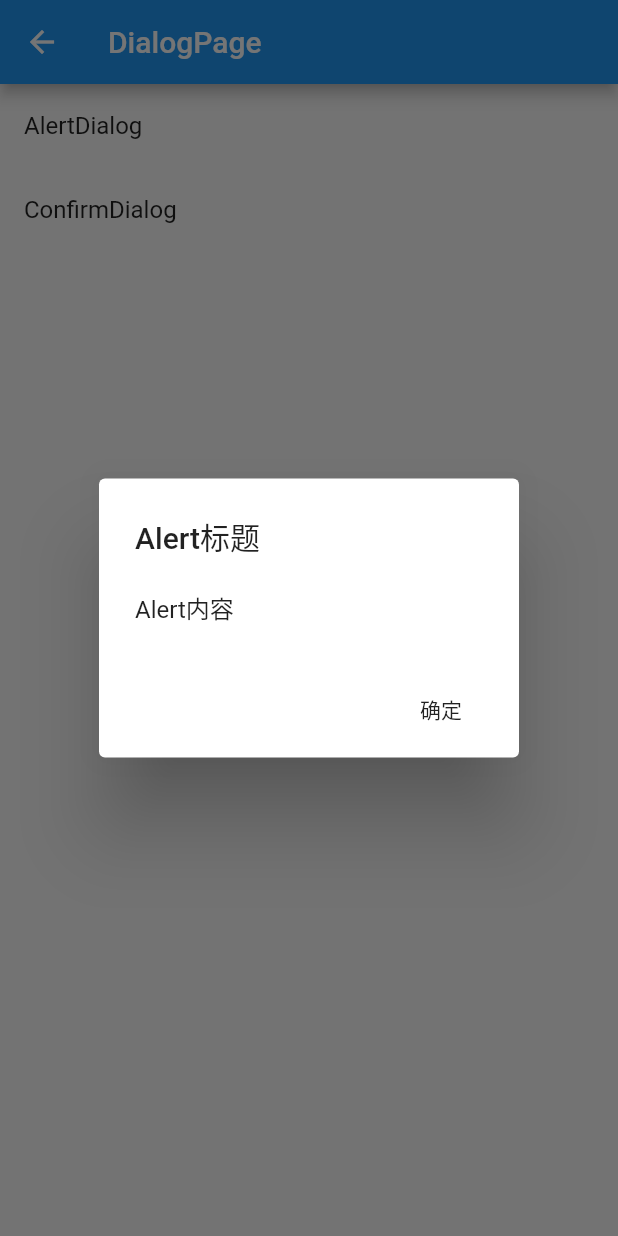
After one commit to edazh/workbook_flutter, a Flutter app: the DialogPage screen opened directly, after a tap on "AlertDialog", on a phone screen of 412 x 824 dp. The commit adds this screen. Run offline on Flutter 3.47's test engine with Material 2 defaults, Android fonts, the phone set to English and light mode, and no system bars; our stand-ins replace video_player; network calls fail.

Commit message:
增加Dialog页

```diff
--- /dev/null
+++ b/lib/pages/dialog.dart
@@ -0,0 +1,46 @@
+import 'package:flutter/material.dart';
+import '../widgets/dialog.dart' as dialog;
+
+class DialogPage extends StatelessWidget {
+  @override
+  Widget build(BuildContext context) {
+    return Scaffold(
+      appBar: AppBar(title: Text('DialogPage')),
+      body: ListView(
+        children: <Widget>[
+          ListTile(
+            title: Text('AlertDialog'),
+            onTap: () async {
+              dialog.DialogAction action =
+                  await showDialog<dialog.DialogAction>(
+                barrierDismissible: false,
+                context: context,
+                builder: (_) =>
+                    dialog.Alert(title: 'Alert标题', content: 'Alert内容'),
+              );
+              _logAction(action);
+            },
+          ),
+          ListTile(
+            title: Text('ConfirmDialog'),
+            onTap: () async {
+              dialog.DialogAction action =
+                  await showDialog<dialog.DialogAction>(
+                barrierDismissible: false,
+                context: context,
+                builder: (_) =>
+                    dialog.Alert(title: 'Alert标题', content: 'Alert内容'),
+              );
+              _logAction(action);
+            },
+          ),
+        ],
+      ),
+    );
+  }
+
+  ///打印所按下的按钮动作类型
+  void _logAction(dialog.DialogAction action) {
+    print('你点击的按钮是：$action');
+  }
+}
--- /dev/null
+++ b/lib/widgets/dialog.dart
@@ -0,0 +1,26 @@
+import 'package:flutter/material.dart';
+
+enum DialogAction { confirm, cancel }
+
+///确认对话框
+class Alert extends StatelessWidget {
+  const Alert({Key key, this.title, this.content, this.confirmText = '确定'})
+      : assert(confirmText != null),
+        super(key: key);
+  final String title;
+  final String content;
+  final String confirmText;
+  @override
+  Widget build(BuildContext context) {
+    return AlertDialog(
+      title: title == null ? null : Text(title),
+      content: content == null ? null : Text(content),
+      actions: <Widget>[
+        FlatButton(
+          onPressed: () => Navigator.of(context).pop(DialogAction.confirm),
+          child: Text(confirmText),
+        )
+      ],
+    );
+  }
+}
```
Also changed, not shown: lib/app.dart (+11 -3 lines), lib/pages/bottom_action.dart (added, +87 -0 lines), lib/pages/test.dart (+13 -0 lines).
